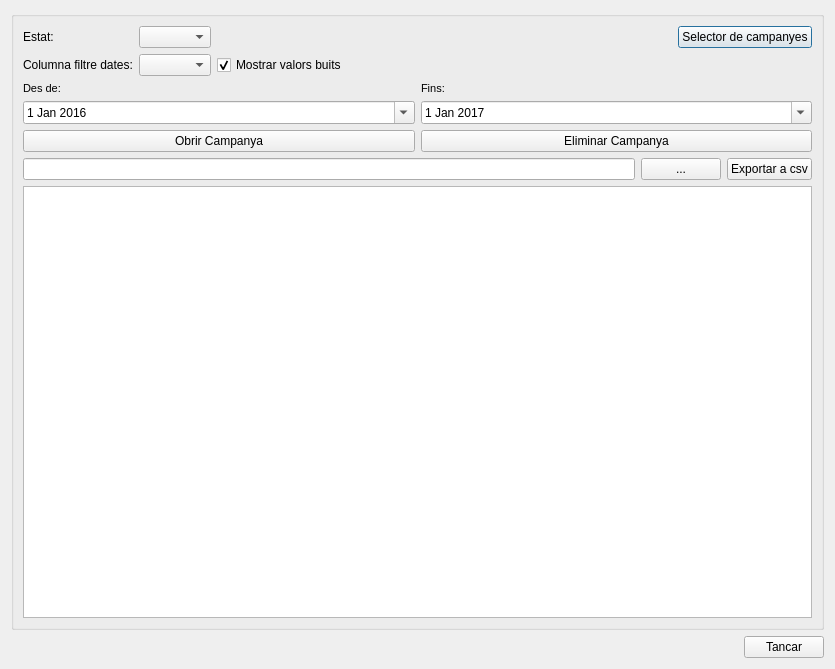
Before: the Qt Designer form core/ui/toolbars/cm/campaign_management.ui in Giswater/giswater_qgis_plugin, drawn with Qt 5.
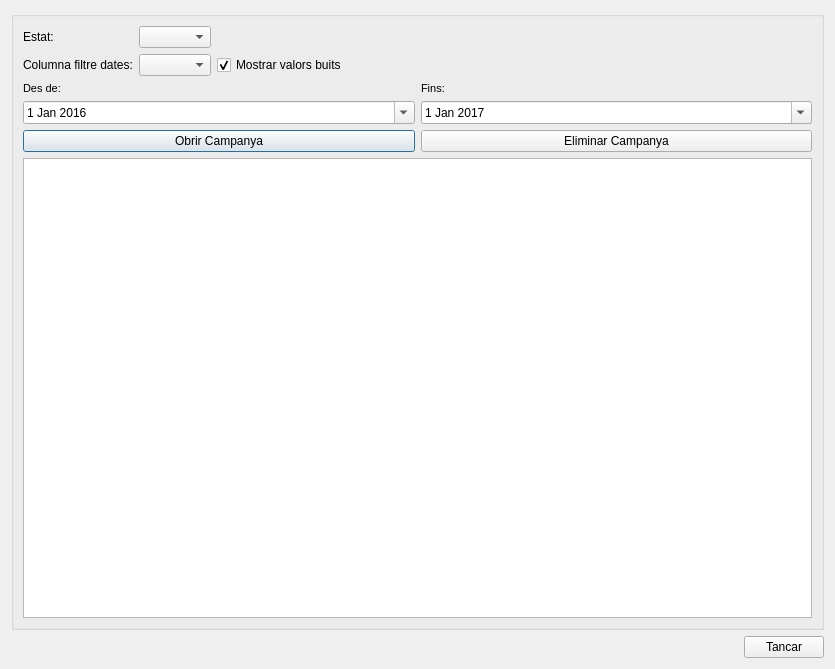
After: the same form once the commit is applied.

The edit to the form file:
```diff
--- a/core/ui/toolbars/cm/campaign_management.ui
+++ b/core/ui/toolbars/cm/campaign_management.ui
@@ -65,13 +65,6 @@
           </property>
          </widget>
         </item>
-        <item row="1" column="4">
-         <widget class="QPushButton" name="btn_campaign_selector">
-          <property name="text">
-           <string>Selector de campanyes</string>
-          </property>
-         </widget>
-        </item>
        </layout>
       </item>
       <item>
@@ -189,27 +182,6 @@
         </item>
        </layout>
       </item>
-      <item>
-       <layout class="QHBoxLayout" name="horizontalLayout_3">
-        <item>
-         <widget class="QLineEdit" name="campaign_txt_path"/>
-        </item>
-        <item>
-         <widget class="QPushButton" name="btn_path">
-          <property name="text">
-           <string>...</string>
-          </property>
-         </widget>
-        </item>
-        <item>
-         <widget class="QPushButton" name="btn_export">
-          <property name="text">
-           <string>Exportar a csv</string>
-          </property>
-         </widget>
-        </item>
-       </layout>
-      </item>
       <item>
        <widget class="QTableView" name="tbl_campaign">
         <property name="toolTipDuration">
```
Left out of the diff: 40 changed lines with no effect on the pictures.
